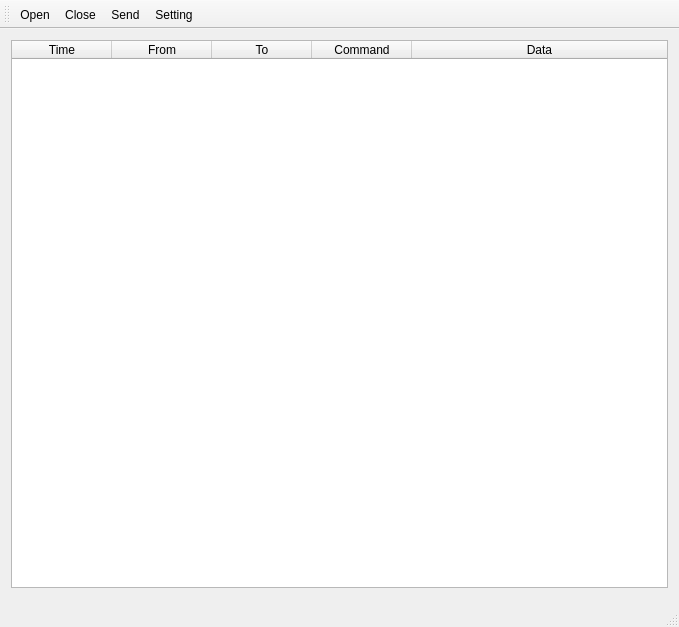
This is mainwindow.ui in ATmega8/qt-modbus-terminal as Qt 5 draws it before an edit. The edited form follows.
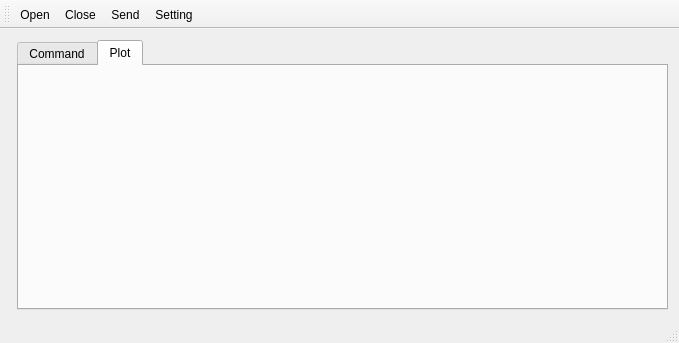
This is the edited form. The open tabs and pages were chosen to show the change. Icons and pictures are not drawn. Custom widgets are drawn as their Qt base class.

Commit message: 将绘图控件移动至标签页

What changed in the file:
```diff
--- a/mainwindow.ui
+++ b/mainwindow.ui
@@ -7,11 +7,11 @@
     <x>0</x>
     <y>0</y>
     <width>679</width>
-    <height>627</height>
+    <height>343</height>
    </rect>
   </property>
   <property name="sizePolicy">
-   <sizepolicy hsizetype="Expanding" vsizetype="Expanding">
+   <sizepolicy hsizetype="MinimumExpanding" vsizetype="MinimumExpanding">
     <horstretch>0</horstretch>
     <verstretch>0</verstretch>
    </sizepolicy>
@@ -26,8 +26,24 @@
      <verstretch>0</verstretch>
     </sizepolicy>
    </property>
-   <layout class="QVBoxLayout" name="verticalLayout">
-    <item>
+   <layout class="QFormLayout" name="formLayout_3">
+    <item row="0" column="1">
+     <widget class="QTabWidget" name="tabWidget">
+      <property name="sizePolicy">
+       <sizepolicy hsizetype="Expanding" vsizetype="Expanding">
+        <horstretch>0</horstretch>
+        <verstretch>0</verstretch>
+       </sizepolicy>
+      </property>
+      <property name="currentIndex">
+       <number>0</number>
+      </property>
+      <widget class="QWidget" name="tab">
+       <attribute name="title">
+        <string>Command</string>
+       </attribute>
+       <layout class="QFormLayout" name="formLayout">
+        <item row="0" column="1">
      <widget class="QTableWidget" name="tableWidget">
       <property name="sizePolicy">
        <sizepolicy hsizetype="Expanding" vsizetype="Expanding">
@@ -68,8 +84,26 @@
       </column>
      </widget>
     </item>
-    <item>
-     <widget class="QwtPlot" name="qwtPlot"/>
+       </layout>
+      </widget>
+      <widget class="QWidget" name="tab_2">
+       <attribute name="title">
+        <string>Plot</string>
+       </attribute>
+       <layout class="QFormLayout" name="formLayout_2">
+        <item row="0" column="0" colspan="2">
+         <widget class="QwtPlot" name="qwtPlot">
+          <property name="sizePolicy">
+           <sizepolicy hsizetype="Expanding" vsizetype="Expanding">
+            <horstretch>0</horstretch>
+            <verstretch>0</verstretch>
+           </sizepolicy>
+          </property>
+         </widget>
+        </item>
+       </layout>
+      </widget>
+     </widget>
     </item>
    </layout>
   </widget>
```
Lines whose indentation alone changed are shown as unchanged.
